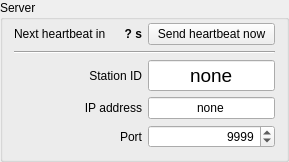
This is widgets/qserver.ui in AMOS-uniba/amos-client as Qt 5 draws it before an edit. The edited form follows.
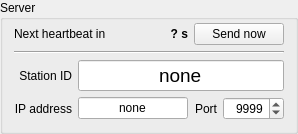
This is the edited form.

Commit message: More lines in SunInfo

```diff
--- a/widgets/qserver.ui
+++ b/widgets/qserver.ui
@@ -6,8 +6,8 @@
    <rect>
     <x>0</x>
     <y>0</y>
-    <width>289</width>
-    <height>137</height>
+    <width>298</width>
+    <height>120</height>
    </rect>
   </property>
   <property name="windowTitle">
@@ -20,57 +20,11 @@
    <property name="topMargin">
     <number>3</number>
    </property>
-   <item row="0" column="0">
-    <layout class="QHBoxLayout" name="lo_countdown">
-     <item>
-      <widget class="QLabel" name="lx_countdown">
-       <property name="sizePolicy">
-        <sizepolicy hsizetype="Preferred" vsizetype="Preferred">
-         <horstretch>10</horstretch>
-         <verstretch>0</verstretch>
-        </sizepolicy>
-       </property>
-       <property name="text">
-        <string>Next heartbeat in</string>
-       </property>
-      </widget>
-     </item>
-     <item>
-      <widget class="QLabel" name="lb_countdown">
-       <property name="sizePolicy">
-        <sizepolicy hsizetype="Preferred" vsizetype="Preferred">
-         <horstretch>1</horstretch>
-         <verstretch>0</verstretch>
-        </sizepolicy>
-       </property>
-       <property name="font">
-        <font>
-         <weight>75</weight>
-         <bold>true</bold>
-        </font>
-       </property>
-       <property name="text">
-        <string>? s</string>
-       </property>
-       <property name="alignment">
-        <set>Qt::AlignRight|Qt::AlignTrailing|Qt::AlignVCenter</set>
-       </property>
-      </widget>
-     </item>
-    </layout>
-   </item>
-   <item row="1" column="0" colspan="2">
-    <widget class="Line" name="line">
-     <property name="orientation">
-      <enum>Qt::Horizontal</enum>
-     </property>
-    </widget>
-   </item>
    <item row="3" column="1">
     <widget class="QLineEdit" name="le_ip">
      <property name="sizePolicy">
       <sizepolicy hsizetype="Preferred" vsizetype="Fixed">
-       <horstretch>1</horstretch>
+       <horstretch>5</horstretch>
        <verstretch>0</verstretch>
       </sizepolicy>
      </property>
@@ -104,20 +58,7 @@
      </property>
     </widget>
    </item>
-   <item row="0" column="1">
-    <widget class="QPushButton" name="bt_send_heartbeat">
-     <property name="sizePolicy">
-      <sizepolicy hsizetype="Minimum" vsizetype="Fixed">
-       <horstretch>0</horstretch>
-       <verstretch>0</verstretch>
-      </sizepolicy>
-     </property>
-     <property name="text">
-      <string>Send heartbeat now</string>
-     </property>
-    </widget>
-   </item>
-   <item row="4" column="0">
+   <item row="3" column="2">
     <widget class="QLabel" name="lx_port">
      <property name="sizePolicy">
       <sizepolicy hsizetype="Preferred" vsizetype="Preferred">
@@ -149,31 +90,7 @@
      </property>
     </widget>
    </item>
-   <item row="2" column="1">
-    <widget class="QLineEdit" name="le_station_id">
-     <property name="sizePolicy">
-      <sizepolicy hsizetype="Preferred" vsizetype="Fixed">
-       <horstretch>1</horstretch>
-       <verstretch>0</verstretch>
-      </sizepolicy>
-     </property>
-     <property name="font">
-      <font>
-       <pointsize>14</pointsize>
-      </font>
-     </property>
-     <property name="text">
-      <string>none</string>
-     </property>
-     <property name="maxLength">
-      <number>4</number>
-     </property>
-     <property name="alignment">
-      <set>Qt::AlignCenter</set>
-     </property>
-    </widget>
-   </item>
-   <item row="4" column="1">
+   <item row="3" column="3">
     <widget class="QSpinBox" name="sb_port">
      <property name="sizePolicy">
       <sizepolicy hsizetype="Preferred" vsizetype="Fixed">
@@ -198,6 +115,89 @@
      </property>
     </widget>
    </item>
+   <item row="2" column="1" colspan="3">
+    <widget class="QLineEdit" name="le_station_id">
+     <property name="sizePolicy">
+      <sizepolicy hsizetype="Preferred" vsizetype="Fixed">
+       <horstretch>1</horstretch>
+       <verstretch>0</verstretch>
+      </sizepolicy>
+     </property>
+     <property name="font">
+      <font>
+       <pointsize>14</pointsize>
+      </font>
+     </property>
+     <property name="text">
+      <string>none</string>
+     </property>
+     <property name="maxLength">
+      <number>4</number>
+     </property>
+     <property name="alignment">
+      <set>Qt::AlignCenter</set>
+     </property>
+    </widget>
+   </item>
+   <item row="1" column="0" colspan="4">
+    <widget class="Line" name="line">
+     <property name="orientation">
+      <enum>Qt::Horizontal</enum>
+     </property>
+    </widget>
+   </item>
+   <item row="0" column="2" colspan="2">
+    <widget class="QPushButton" name="bt_send_heartbeat">
+     <property name="sizePolicy">
+      <sizepolicy hsizetype="Minimum" vsizetype="Fixed">
+       <horstretch>0</horstretch>
+       <verstretch>0</verstretch>
+      </sizepolicy>
+     </property>
+     <property name="text">
+      <string>Send now</string>
+     </property>
+    </widget>
+   </item>
+   <item row="0" column="0" colspan="2">
+    <layout class="QHBoxLayout" name="lo_countdown">
+     <item>
+      <widget class="QLabel" name="lx_countdown">
+       <property name="sizePolicy">
+        <sizepolicy hsizetype="Preferred" vsizetype="Preferred">
+         <horstretch>10</horstretch>
+         <verstretch>0</verstretch>
+        </sizepolicy>
+       </property>
+       <property name="text">
+        <string>Next heartbeat in</string>
+       </property>
+      </widget>
+     </item>
+     <item>
+      <widget class="QLabel" name="lb_countdown">
+       <property name="sizePolicy">
+        <sizepolicy hsizetype="Preferred" vsizetype="Preferred">
+         <horstretch>1</horstretch>
+         <verstretch>0</verstretch>
+        </sizepolicy>
+       </property>
+       <property name="font">
+        <font>
+         <weight>75</weight>
+         <bold>true</bold>
+        </font>
+       </property>
+       <property name="text">
+        <string>? s</string>
+       </property>
+       <property name="alignment">
+        <set>Qt::AlignRight|Qt::AlignTrailing|Qt::AlignVCenter</set>
+       </property>
+      </widget>
+     </item>
+    </layout>
+   </item>
   </layout>
  </widget>
  <tabstops>
```
Left out of the diff: 1 changed line with no effect on the pictures. The commit also changes 14 other files.
